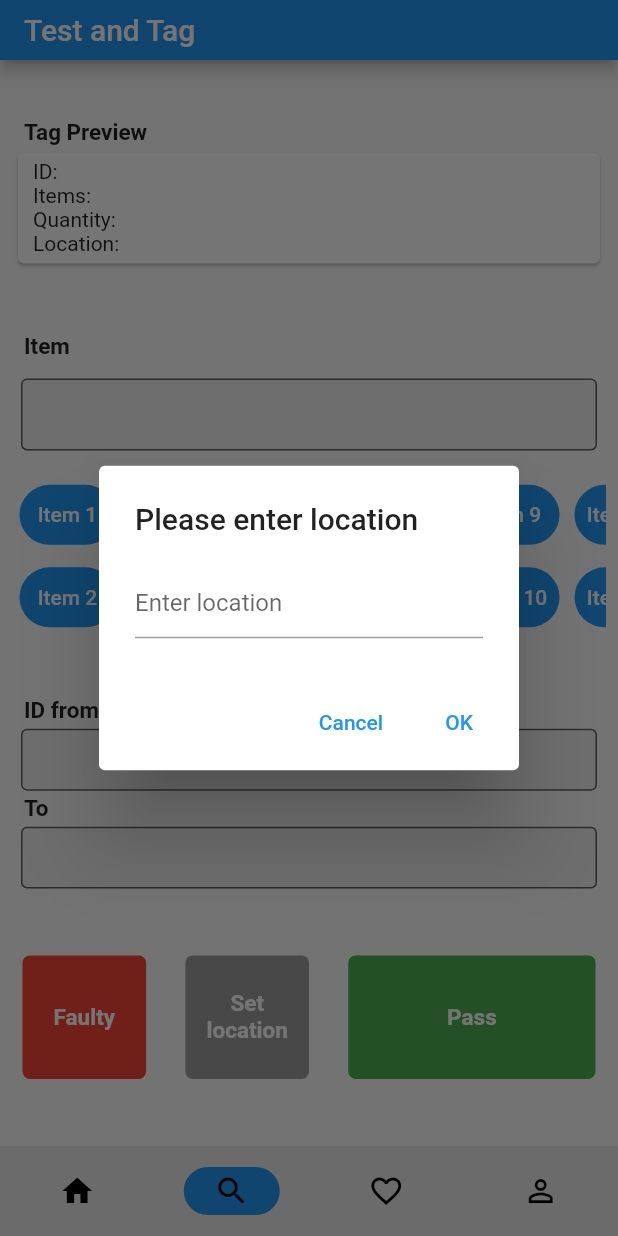
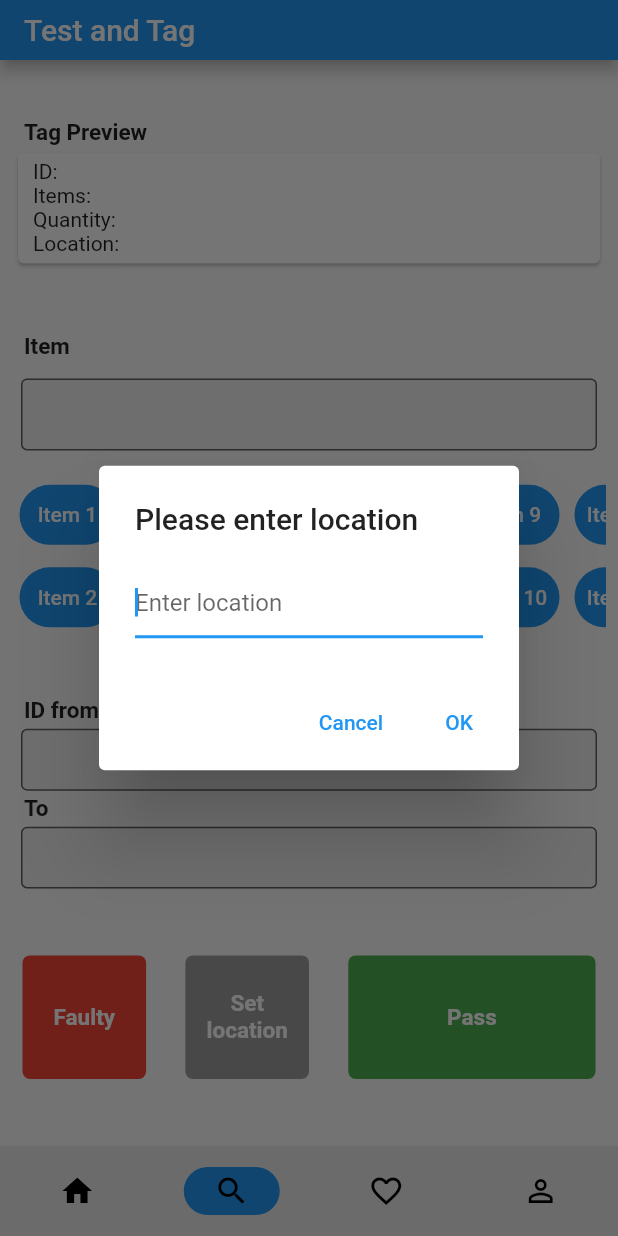
Before and after one commit to fxfzxxx/test_tag, a Flutter app: the screen it shows after launch, item 2 of the bottom bar chosen, after a tap on "Set", on a phone screen of 412 x 824 dp. Run offline on Flutter 3.47's test engine with Material 2 defaults, Android fonts, the light colour scheme and no system bars; our stand-ins replace get; generated files the repository leaves out were written again.

Commit message:
Added the TagList model and report screen.
Next step will be adding the pass button event to add the tag to tag list.

```diff
--- a/lib/src/app.dart
+++ b/lib/src/app.dart
@@ -3,6 +3,7 @@ import 'package:flutter_gen/gen_l10n/app_localizations.dart';
 import 'package:flutter_localizations/flutter_localizations.dart';
 import 'package:provider/provider.dart';
 import 'package:test_tag/src/model/tag.dart';
+import 'package:test_tag/src/model/tag_list.dart';
 import 'package:test_tag/src/widgets/navigation_bar.dart';
 
 // import 'sample_feature/sample_item_details_view.dart';
@@ -30,7 +31,20 @@ class TestTagApp extends StatelessWidget {
       builder: (BuildContext context, Widget? child) {
         return MultiProvider(
             providers: [
-              ChangeNotifierProvider(create: (context) => TagModel())
+              ChangeNotifierProvider(
+                  create: (context) => TagModel(
+                      tagOwner: 'Default Owner',
+                      tagName: '',
+                      tagStartId: '',
+                      tagEndId: '',
+                      tagLocation: '',
+                      tagQuantity: 0,
+                      tagStatus: true,
+                      timestamp: DateTime.now())),
+              ChangeNotifierProvider(
+                  create: (context) => TagListModel(
+                        [],
+                      ))
             ],
             child: MaterialApp(
               // Providing a restorationScopeId allows the Navigator built by the
--- a/lib/src/model/tag.dart
+++ b/lib/src/model/tag.dart
@@ -1,14 +1,36 @@
 import 'package:flutter/material.dart';
 
 class TagModel extends ChangeNotifier {
-  String tagOwner = 'Default Owner';
-  String tagName = '';
-  String tagStartId = '';
-  String tagEndId = '';
-  String tagLocation = '';
-  int tagQuantity = 0;
-  bool tagStatus = true;
-  DateTime timestamp = DateTime.now();
+  String tagOwner;
+  String tagName;
+  String tagStartId;
+  String tagEndId;
+  String tagLocation ;
+  int tagQuantity;
+  bool tagStatus;
+  DateTime timestamp;
+
+  TagModel(
+      {required this.tagOwner,
+      required this.tagName,
+      required this.tagStartId,
+      required this.tagEndId,
+      required this.tagLocation,
+      required this.tagQuantity,
+      required this.tagStatus,
+      required this.timestamp});
+
+  factory TagModel.fromJson(Map<String, dynamic> json) {
+    return TagModel(
+        tagOwner: json['tagOwner'],
+        tagName: json['tagName'],
+        tagStartId: json['tagStartId'],
+        tagEndId: json['tagEndId'],
+        tagLocation: json['tagLocation'],
+        tagQuantity: json['tagQuantity'],
+        tagStatus: json['tagStatus'],
+        timestamp: DateTime.parse(json['timestamp']));
+  }
 
   void updateLocation(String newLocation) {
     tagLocation = newLocation;
@@ -47,23 +69,23 @@ class TagModel extends ChangeNotifier {
     return endNumber - startNumber + 1;
   }
 
-  void createTag(
-      {required String tagOwner,
-      required String tagName,
-      required String tagStartId,
-      required String tagEndId,
-      required String tagLocation,
-      required int tagNumber,
-      required bool tagStatus,
-      required DateTime timestamp}) {
-    this.tagOwner = tagOwner;
-    this.tagName = tagName;
-    this.tagStartId = tagStartId;
-    this.tagEndId = tagEndId;
-    this.tagLocation = tagLocation;
-    tagQuantity = tagNumber;
-    this.tagStatus = tagStatus;
-    this.timestamp = timestamp;
-    notifyListeners();
-  }
+  // void createTag(
+  //     {required String tagOwner,
+  //     required String tagName,
+  //     required String tagStartId,
+  //     required String tagEndId,
+  //     required String tagLocation,
+  //     required int tagNumber,
+  //     required bool tagStatus,
+  //     required DateTime timestamp}) {
+  //   this.tagOwner = tagOwner;
+  //   this.tagName = tagName;
+  //   this.tagStartId = tagStartId;
+  //   this.tagEndId = tagEndId;
+  //   this.tagLocation = tagLocation;
+  //   tagQuantity = tagNumber;
+  //   this.tagStatus = tagStatus;
+  //   this.timestamp = timestamp;
+  //   // notifyListeners();
+  // }
 }
--- a/lib/src/screens/report_screen.dart
+++ b/lib/src/screens/report_screen.dart
@@ -0,0 +1,53 @@
+import 'package:flutter/material.dart';
+import 'package:provider/provider.dart';
+import 'package:test_tag/src/model/tag.dart';
+import 'package:test_tag/src/model/tag_list.dart';
+
+class ReportScreen extends StatelessWidget {
+  const ReportScreen({super.key});
+
+  @override
+  Widget build(BuildContext context) {
+    var tagList = context.watch<TagListModel>();
+    return ListView.builder(
+      itemCount: tagList.tags.length,
+      itemBuilder: (context, index) {
+        return ListTile(
+          title: Text(tagList.tags[index].tagName),
+          subtitle: Text(tagList.tags[index].tagLocation),
+          // onTap: () {
+          //   Navigator.pushNamed(context, '/report1');
+          // },
+        );
+      },
+      // .reports.map((report) {
+      //   return ListTile(
+      //     title: Text(report.title),
+      //     onTap: () {
+      //       Navigator.pushNamed(context, report.route);
+      //     },
+      //   );
+      // }).toList(),
+      // children: <Widget>[
+      //   ListTile(
+      //     title: const Text('Report 1'),
+      //     onTap: () {
+      //       Navigator.pushNamed(context, '/report1');
+      //     },
+      //   ),
+      //   ListTile(
+      //     title: const Text('Report 2'),
+      //     onTap: () {
+      //       Navigator.pushNamed(context, '/report2');
+      //     },
+      //   ),
+      //   ListTile(
+      //     title: const Text('Report 3'),
+      //     onTap: () {
+      //       Navigator.pushNamed(context, '/report3');
+      //     },
+      //   ),
+      // ],
+    );
+  }
+}
--- a/lib/src/widgets/dialogs/location_dialog.dart
+++ b/lib/src/widgets/dialogs/location_dialog.dart
@@ -2,38 +2,42 @@ import 'package:flutter/material.dart';
 import 'package:provider/provider.dart';
 import 'package:test_tag/src/model/tag.dart';
 
-class LocationDialog extends StatefulWidget {
-  const LocationDialog({super.key});
+class LocationDialog extends StatelessWidget {
+  LocationDialog({Key? key}) : super(key: key);
+
+  final _formKey = GlobalKey<FormState>();
+  // final _focusNode = FocusNode();
 
   @override
-  State<LocationDialog> createState() => _LocationDialogState();
-}
-
-class _LocationDialogState extends State<LocationDialog> {
-  String _location = '';
-  @override
   Widget build(BuildContext context) {
+    String location = '';
     return AlertDialog(
       title: const Text('Please enter location'),
-      content: TextField(
-        decoration: const InputDecoration(hintText: "Enter location"),
-        onChanged: (value) => {
-          setState(() {
-            _location = value;
-          }),
-        },
+      content: Form(
+        key: _formKey,
+        child: TextFormField(
+          decoration: const InputDecoration(hintText: "Enter location"),
+          validator: (value) {
+            if (value == null || value.isEmpty || value.trim().isEmpty) {
+              return 'Please enter some text';
+            }
+            location = value;
+            return null;
+          },
+          autofocus: true,
+        ),
       ),
       actions: <Widget>[
         TextButton(
-          onPressed: () => {
-            Navigator.pop(context, 'Cancel'),
-          },
+          onPressed: () => Navigator.pop(context, 'Cancel'),
           child: const Text('Cancel'),
         ),
         TextButton(
-          onPressed: () => {
-            Navigator.pop(context, 'OK'),
-            context.read<TagModel>().updateLocation(_location),
+          onPressed: () {
+            if (_formKey.currentState!.validate()) {
+              Navigator.pop(context, location);
+              context.read<TagModel>().updateLocation(location);
+            }
           },
           child: const Text('OK'),
         ),
--- a/lib/src/widgets/navigation_bar.dart
+++ b/lib/src/widgets/navigation_bar.dart
@@ -1,4 +1,6 @@
 import 'package:flutter/material.dart';
+import 'package:test_tag/src/model/tag_list.dart';
+import 'package:test_tag/src/screens/report_screen.dart';
 import 'package:test_tag/src/screens/tag_screen.dart';
 
 class AppNavigationBar extends StatefulWidget {
@@ -53,10 +55,10 @@ class _AppNavigationBarState extends State<AppNavigationBar> {
           selectedIndex: currentPageIndex,
           destinations: destinationArray),
       body: <Widget>[
-        Container(
-          color: Colors.red,
-          child: const Center(
-            child: Text('Home'),
+        const SizedBox(
+          // color: Colors.red,
+          child: Center(
+            child: ReportScreen(),
           ),
         ),
         const SizedBox(
--- a/lib/src/widgets/tag_buttons_row/tag_buttons_row.dart
+++ b/lib/src/widgets/tag_buttons_row/tag_buttons_row.dart
@@ -26,7 +26,7 @@ class TagButtonsRow extends StatelessWidget {
             width: 0.2,
             onTap: () => showDialog<String>(
                   context: context,
-                  builder: (BuildContext context) => const LocationDialog()
+                  builder: (BuildContext context) => LocationDialog()
                 )),
         TagButton(
             textFirstLine: 'Pass',
--- a/pubspec.yaml
+++ b/pubspec.yaml
@@ -15,6 +15,8 @@ dependencies:
   flutter_localizations:
     sdk: flutter
   get: ^4.6.6
+  http: ^1.1.0
+  json_annotation: ^4.8.1
   provider: ^6.0.5
 
 dev_dependencies:
@@ -22,6 +24,8 @@ dev_dependencies:
     sdk: flutter
 
   flutter_lints: ^2.0.0
+  build_runner: ^2.4.6
+  json_serializable: ^6.7.1
 
 flutter:
   uses-material-design: true
```
Also changed, not shown: lib/src/model/tag_list.dart (added, +47 -0 lines), pubspec.lock.
